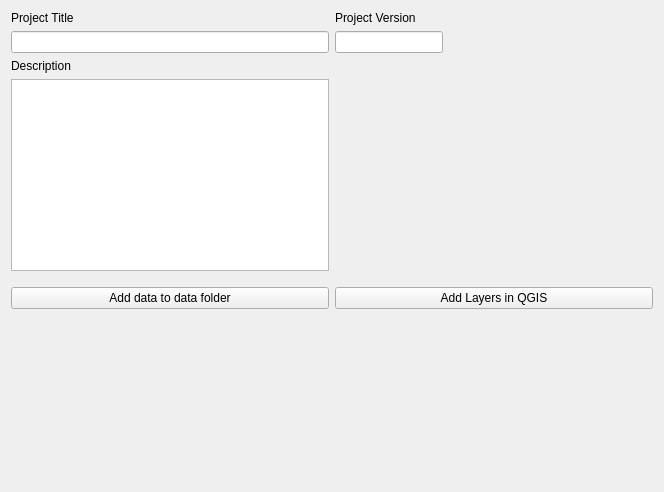
This is src/configmanager/ui/nodewidgets/ui_projectinfo.ui in roam-qgis/Roam as Qt 5 draws it before an edit. The edited form follows.
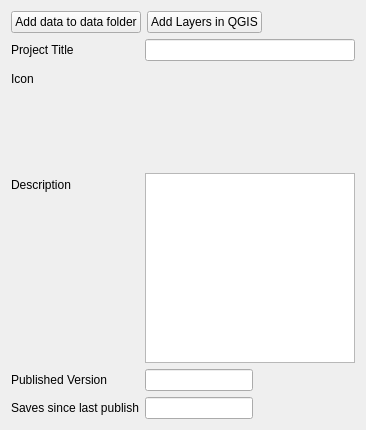
This is the edited form. Icons and pictures are not drawn.

Commit message: Split publish and save version in config

```diff
--- a/src/configmanager/ui/nodewidgets/ui_projectinfo.ui
+++ b/src/configmanager/ui/nodewidgets/ui_projectinfo.ui
@@ -6,16 +6,88 @@
    <rect>
     <x>0</x>
     <y>0</y>
-    <width>664</width>
-    <height>492</height>
+    <width>366</width>
+    <height>430</height>
    </rect>
   </property>
   <property name="windowTitle">
    <string>Form</string>
   </property>
-  <layout class="QGridLayout" name="gridLayout">
-   <item row="0" column="0">
-    <layout class="QGridLayout" name="gridLayout_14">
+  <layout class="QVBoxLayout" name="verticalLayout">
+   <item>
+    <layout class="QHBoxLayout" name="horizontalLayout">
+     <property name="sizeConstraint">
+      <enum>QLayout::SetDefaultConstraint</enum>
+     </property>
+     <property name="topMargin">
+      <number>0</number>
+     </property>
+     <property name="rightMargin">
+      <number>0</number>
+     </property>
+     <item>
+      <widget class="QPushButton" name="btnAddData">
+       <property name="sizePolicy">
+        <sizepolicy hsizetype="Minimum" vsizetype="Maximum">
+         <horstretch>0</horstretch>
+         <verstretch>0</verstretch>
+        </sizepolicy>
+       </property>
+       <property name="text">
+        <string>Add data to data folder</string>
+       </property>
+       <property name="icon">
+        <iconset resource="../../../roam/resources.qrc">
+         <normaloff>:/widgets/folder</normaloff>:/widgets/folder</iconset>
+       </property>
+       <property name="iconSize">
+        <size>
+         <width>32</width>
+         <height>32</height>
+        </size>
+       </property>
+      </widget>
+     </item>
+     <item>
+      <widget class="QPushButton" name="btnAddLayers">
+       <property name="sizePolicy">
+        <sizepolicy hsizetype="Minimum" vsizetype="Maximum">
+         <horstretch>0</horstretch>
+         <verstretch>0</verstretch>
+        </sizepolicy>
+       </property>
+       <property name="text">
+        <string>Add Layers in QGIS</string>
+       </property>
+       <property name="icon">
+        <iconset resource="../../../roam/resources.qrc">
+         <normaloff>:/branding/qgis</normaloff>:/branding/qgis</iconset>
+       </property>
+       <property name="iconSize">
+        <size>
+         <width>32</width>
+         <height>32</height>
+        </size>
+       </property>
+      </widget>
+     </item>
+     <item>
+      <spacer name="horizontalSpacer">
+       <property name="orientation">
+        <enum>Qt::Horizontal</enum>
+       </property>
+       <property name="sizeHint" stdset="0">
+        <size>
+         <width>40</width>
+         <height>20</height>
+        </size>
+       </property>
+      </spacer>
+     </item>
+    </layout>
+   </item>
+   <item>
+    <layout class="QFormLayout" name="formLayout">
      <item row="0" column="0">
       <widget class="QLabel" name="label_2">
        <property name="text">
@@ -23,17 +95,52 @@
        </property>
       </widget>
      </item>
-     <item row="1" column="0">
+     <item row="0" column="1">
       <widget class="QLineEdit" name="titleText"/>
      </item>
      <item row="2" column="0">
+      <widget class="QLabel" name="label">
+       <property name="text">
+        <string>Icon</string>
+       </property>
+      </widget>
+     </item>
+     <item row="2" column="1">
+      <widget class="QLabel" name="splashlabel">
+       <property name="sizePolicy">
+        <sizepolicy hsizetype="Expanding" vsizetype="Maximum">
+         <horstretch>0</horstretch>
+         <verstretch>0</verstretch>
+        </sizepolicy>
+       </property>
+       <property name="minimumSize">
+        <size>
+         <width>0</width>
+         <height>100</height>
+        </size>
+       </property>
+       <property name="maximumSize">
+        <size>
+         <width>128</width>
+         <height>128</height>
+        </size>
+       </property>
+       <property name="text">
+        <string/>
+       </property>
+       <property name="scaledContents">
+        <bool>true</bool>
+       </property>
+      </widget>
+     </item>
+     <item row="3" column="0">
       <widget class="QLabel" name="label_3">
        <property name="text">
         <string>Description</string>
        </property>
       </widget>
      </item>
-     <item row="4" column="0">
+     <item row="3" column="1">
       <widget class="QPlainTextEdit" name="descriptionText">
        <property name="sizePolicy">
         <sizepolicy hsizetype="Expanding" vsizetype="Maximum">
@@ -43,46 +150,14 @@
        </property>
       </widget>
      </item>
-     <item row="0" column="1">
+     <item row="4" column="0">
       <widget class="QLabel" name="label_9">
        <property name="text">
-        <string>Project Version</string>
+        <string>Published Version</string>
        </property>
       </widget>
      </item>
      <item row="4" column="1">
-      <layout class="QHBoxLayout" name="horizontalLayout_3">
-       <item>
-        <widget class="QLabel" name="splashlabel">
-         <property name="sizePolicy">
-          <sizepolicy hsizetype="Expanding" vsizetype="Maximum">
-           <horstretch>0</horstretch>
-           <verstretch>0</verstretch>
-          </sizepolicy>
-         </property>
-         <property name="minimumSize">
-          <size>
-           <width>0</width>
-           <height>100</height>
-          </size>
-         </property>
-         <property name="maximumSize">
-          <size>
-           <width>16777215</width>
-           <height>300</height>
-          </size>
-         </property>
-         <property name="text">
-          <string/>
-         </property>
-         <property name="scaledContents">
-          <bool>true</bool>
-         </property>
-        </widget>
-       </item>
-      </layout>
-     </item>
-     <item row="1" column="1">
       <widget class="QLineEdit" name="versionText">
        <property name="sizePolicy">
         <sizepolicy hsizetype="Maximum" vsizetype="Fixed">
@@ -98,72 +173,26 @@
        </property>
       </widget>
      </item>
-    </layout>
-   </item>
-   <item row="3" column="0">
-    <spacer name="verticalSpacer">
-     <property name="orientation">
-      <enum>Qt::Vertical</enum>
-     </property>
-     <property name="sizeHint" stdset="0">
-      <size>
-       <width>20</width>
-       <height>40</height>
-      </size>
-     </property>
-    </spacer>
-   </item>
-   <item row="1" column="0">
-    <layout class="QHBoxLayout" name="horizontalLayout">
-     <property name="topMargin">
-      <number>10</number>
-     </property>
-     <property name="rightMargin">
-      <number>0</number>
-     </property>
-     <item>
-      <widget class="QPushButton" name="btnAddData">
-       <property name="sizePolicy">
-        <sizepolicy hsizetype="Minimum" vsizetype="Preferred">
-         <horstretch>0</horstretch>
-         <verstretch>0</verstretch>
-        </sizepolicy>
-       </property>
+     <item row="5" column="0">
+      <widget class="QLabel" name="label_10">
        <property name="text">
-        <string>Add data to data folder</string>
-       </property>
-       <property name="icon">
-        <iconset resource="../../../roam/resources.qrc">
-         <normaloff>:/widgets/folder</normaloff>:/widgets/folder</iconset>
-       </property>
-       <property name="iconSize">
-        <size>
-         <width>32</width>
-         <height>32</height>
-        </size>
+        <string>Saves since last publish</string>
        </property>
       </widget>
      </item>
-     <item>
-      <widget class="QPushButton" name="btnAddLayers">
+     <item row="5" column="1">
+      <widget class="QLineEdit" name="saveVersionText">
        <property name="sizePolicy">
-        <sizepolicy hsizetype="Minimum" vsizetype="Preferred">
+        <sizepolicy hsizetype="Maximum" vsizetype="Fixed">
          <horstretch>0</horstretch>
          <verstretch>0</verstretch>
         </sizepolicy>
        </property>
-       <property name="text">
-        <string>Add Layers in QGIS</string>
+       <property name="inputMask">
+        <string/>
        </property>
-       <property name="icon">
-        <iconset resource="../../../roam/resources.qrc">
-         <normaloff>:/branding/qgis</normaloff>:/branding/qgis</iconset>
-       </property>
-       <property name="iconSize">
-        <size>
-         <width>32</width>
-         <height>32</height>
-        </size>
+       <property name="readOnly">
+        <bool>true</bool>
        </property>
       </widget>
      </item>
```
Left out of the diff: 2 changed lines with no effect on the pictures. The commit also changes 3 other files.
